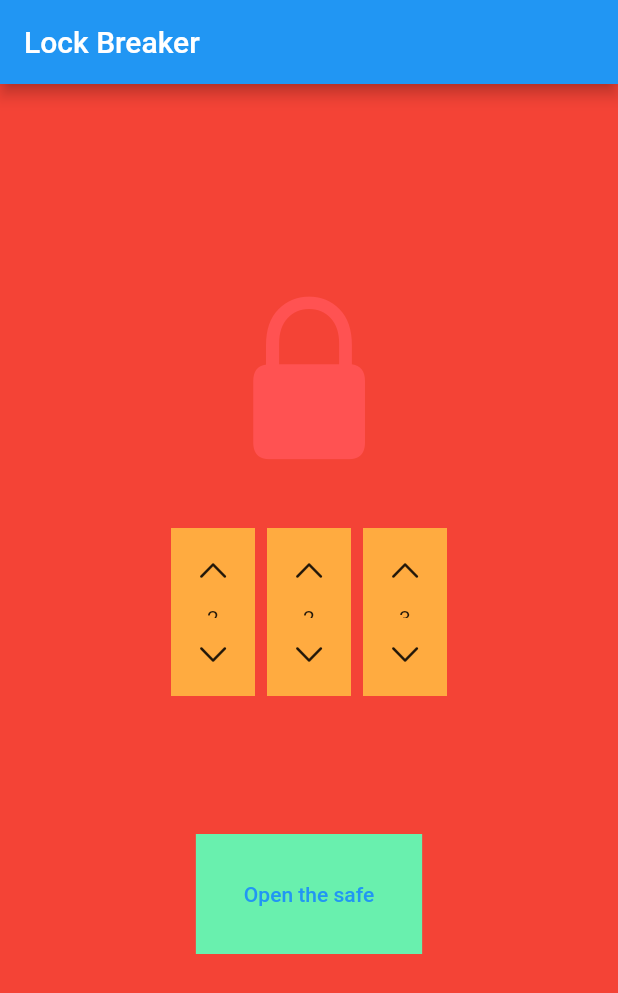
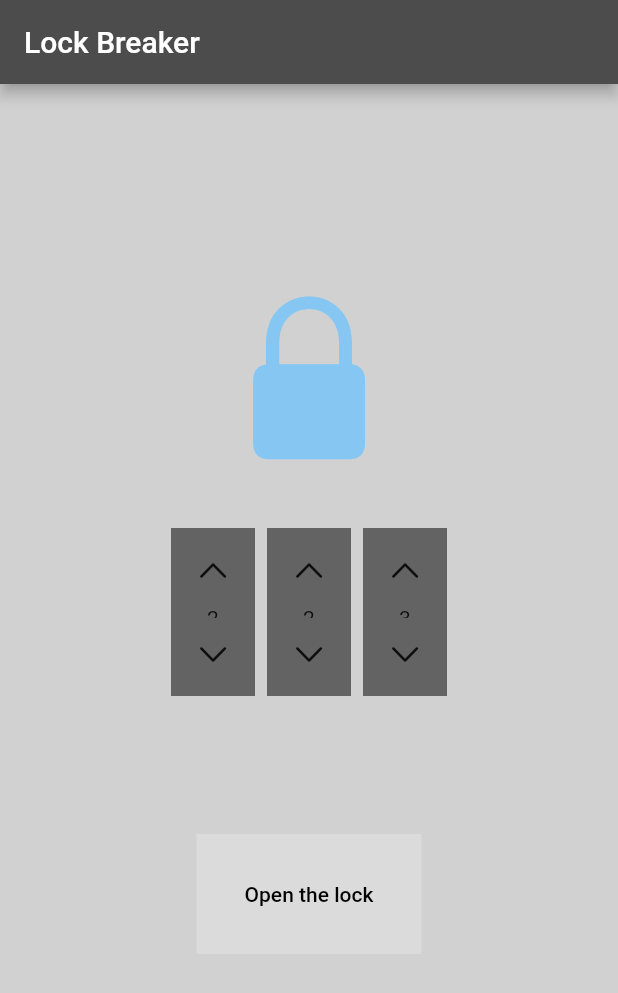
Before and after one commit to jcgadiane/lockbreaker_app, a Flutter app: the screen it shows after launch, after a tap on an icon or button, on a phone screen of 412 x 824 dp. Shown: the top 993 px of the screen. Run offline on Flutter 3.47's test engine with Material 2 defaults, Android fonts, the phone set to English and light mode, and no system bars.

Commit message:
Lock Breaker Activity

```diff
--- a/lib/lock_breaker_widgets/lock_dial.dart
+++ b/lib/lock_breaker_widgets/lock_dial.dart
@@ -18,7 +18,7 @@ class LockDial extends StatelessWidget {
     return Container(
       margin: const EdgeInsets.all(4),
       padding: const EdgeInsets.all(4),
-      color: Colors.orangeAccent,
+      color: Color.fromRGBO(99, 99, 99, 1),
       constraints: const BoxConstraints(minHeight: 60),
       child: Column(
         children: [
--- a/lib/main.dart
+++ b/lib/main.dart
@@ -11,6 +11,7 @@ class MyApp extends StatelessWidget {
   @override
   Widget build(BuildContext context) {
     return MaterialApp(
+      debugShowCheckedModeBanner: false,
       title: 'Flutter Demo',
       theme: ThemeData(
         primarySwatch: Colors.blue,
@@ -36,9 +37,10 @@ class _LockBreakerViewState extends State<LockBreakerView> {
   @override
   Widget build(BuildContext context) {
     return Scaffold(
-        backgroundColor: Colors.red,
+        backgroundColor: Color.fromRGBO(209, 209, 209, 1),
         appBar: AppBar(
           title: Text("Lock Breaker"),
+          backgroundColor: Color.fromRGBO(76, 76, 76, 1),
         ),
         body: Center(
           child: Column(
@@ -49,7 +51,7 @@ class _LockBreakerViewState extends State<LockBreakerView> {
                       ? CupertinoIcons.lock_open_fill
                       : CupertinoIcons.lock_fill,
                   size: 128,
-                  color: Colors.redAccent),
+                  color: Color.fromRGBO(133, 199, 242, 1)),
               Container(
                 margin: const EdgeInsets.symmetric(vertical: 32),
                 height: 120,
@@ -60,14 +62,18 @@ class _LockBreakerViewState extends State<LockBreakerView> {
                       LockDial(
                           startingValue: values[i],
                           onIncrement: () {
-                            setState(() {
-                              values[i]++;
-                            });
+                            values[i]++;
+                            if (values[i] == 10) {
+                              values[i] = 0;
+                            }
+                            setState(() {});
                           },
                           onDecrement: () {
-                            setState(() {
-                              values[i]--;
-                            });
+                            if (values[i] == 0) {
+                              values[i] = 10;
+                            }
+                            values[i]--;
+                            setState(() {});
                           }),
                   ],
                 ),
@@ -79,8 +85,11 @@ class _LockBreakerViewState extends State<LockBreakerView> {
                   onPressed: unlockSafe,
                   child: Container(
                     padding: const EdgeInsets.all(32),
-                    color: Colors.greenAccent,
-                    child: const Text("Open the safe"),
+                    color: Color.fromRGBO(219, 219, 219, 1),
+                    child: const Text("Open the lock",
+                        style: TextStyle(
+                          color: Colors.black,
+                        )),
                   ),
                 ),
               ),
```
